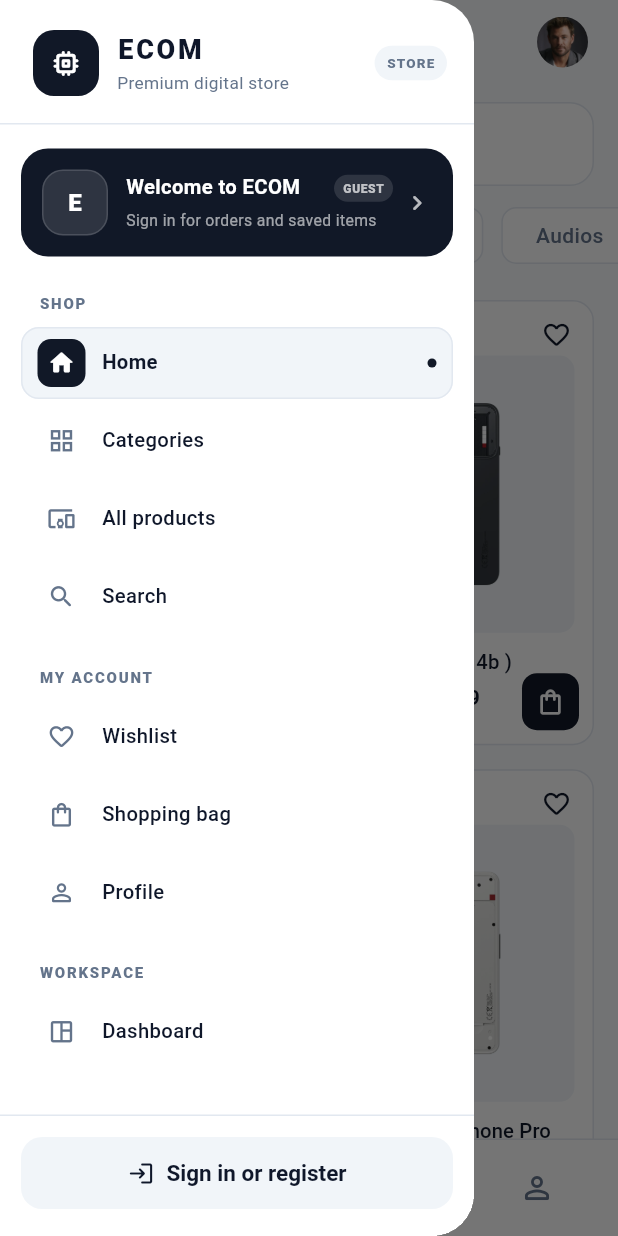
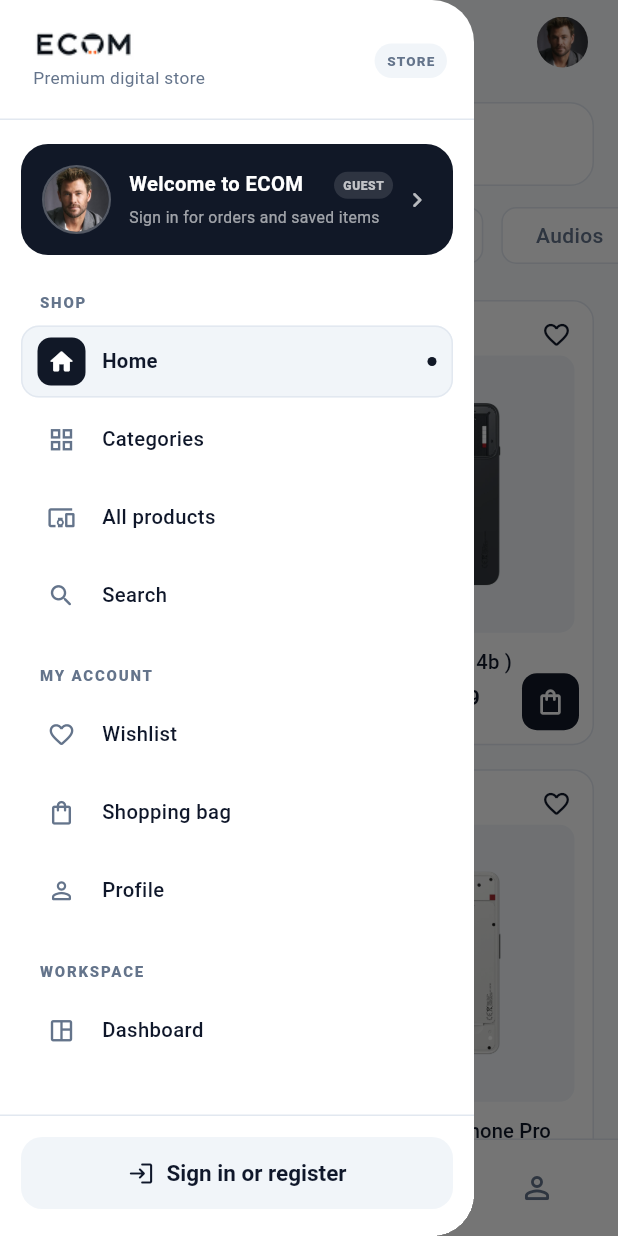
Before and after one commit to Kh1T/ecom_frontend, a Flutter app: the screen it shows after launch, with the side drawer open, on a phone screen of 412 x 824 dp. Run offline on Flutter 3.47's test engine with Material 3 defaults, Android fonts, the phone set to English and light mode, and no system bars; our stand-ins replace dio, flutter_dotenv, get, image_picker, shared_preferences; accounts and stored records are empty; network calls fail.

Commit message:
fix(ui): reuse home branding in sidebar
- replace the generated sidebar mark with the existing ECOM logo
- use the existing home profile avatar in the account card
- retain text fallbacks when either asset cannot load

```diff
--- a/lib/app/widgets/sidebar/sidebar.dart
+++ b/lib/app/widgets/sidebar/sidebar.dart
@@ -131,25 +131,16 @@ class Sidebar extends StatelessWidget {
   Widget _buildBrand() {
     return Row(
       children: [
-        Container(
-          width: 44,
-          height: 44,
-          decoration: BoxDecoration(
-            color: AppColors.primary,
-            borderRadius: BorderRadius.circular(14),
-          ),
-          child: const Icon(
-            Icons.memory_rounded,
-            color: Colors.white,
-            size: 22,
-          ),
-        ),
-        const SizedBox(width: 12),
-        const Expanded(
+        Expanded(
           child: Column(
             crossAxisAlignment: CrossAxisAlignment.start,
             children: [
-              Text(
+              Image.asset(
+                'assets/images/logo.png',
+                height: 20,
+                fit: BoxFit.contain,
+                alignment: Alignment.centerLeft,
+                errorBuilder: (context, error, stackTrace) => const Text(
                   'ECOM',
                   style: TextStyle(
                     fontSize: 18,
@@ -158,8 +149,9 @@ class Sidebar extends StatelessWidget {
                     color: AppColors.textPrimary,
                   ),
                 ),
-              SizedBox(height: 1),
-              Text(
+              ),
+              const SizedBox(height: 4),
+              const Text(
                 'Premium digital store',
                 style: TextStyle(
                   fontSize: 11.5,
@@ -202,6 +194,7 @@ class Sidebar extends StatelessWidget {
         detail: user.email,
         initial: name.isNotEmpty ? name[0].toUpperCase() : 'U',
         badge: user.role.isNotEmpty ? user.role : 'Member',
+        avatarAsset: 'assets/images/avatar.png',
         onTap: () => Get.toNamed(Routes.PROFILE),
       );
     });
@@ -213,6 +206,7 @@ class Sidebar extends StatelessWidget {
       detail: 'Sign in for orders and saved items',
       initial: 'E',
       badge: 'Guest',
+      avatarAsset: 'assets/images/avatar.png',
       onTap: () => Get.toNamed(Routes.AUTHENTICATION),
     );
   }
@@ -274,6 +268,7 @@ class _AccountCard extends StatelessWidget {
     required this.initial,
     required this.badge,
     required this.onTap,
+    this.avatarAsset,
   });
 
   final String name;
@@ -281,6 +276,7 @@ class _AccountCard extends StatelessWidget {
   final String initial;
   final String badge;
   final VoidCallback onTap;
+  final String? avatarAsset;
 
   @override
   Widget build(BuildContext context) {
@@ -295,22 +291,26 @@ class _AccountCard extends StatelessWidget {
           child: Row(
             children: [
               Container(
-                width: 44,
-                height: 44,
-                alignment: Alignment.center,
+                width: 46,
+                height: 46,
                 decoration: BoxDecoration(
+                  shape: BoxShape.circle,
                   color: Colors.white.withValues(alpha: 0.12),
-                  borderRadius: BorderRadius.circular(14),
                   border: Border.all(
-                    color: Colors.white.withValues(alpha: 0.14),
+                    color: Colors.white.withValues(alpha: 0.18),
+                    width: 1.5,
                   ),
                 ),
-                child: Text(
-                  initial,
-                  style: const TextStyle(
-                    color: Colors.white,
-                    fontSize: 16,
-                    fontWeight: FontWeight.w800,
+                child: ClipOval(
+                  child: avatarAsset == null
+                      ? Center(child: _AvatarFallback(initial: initial))
+                      : Image.asset(
+                          avatarAsset!,
+                          width: 46,
+                          height: 46,
+                          fit: BoxFit.cover,
+                          errorBuilder: (context, error, stackTrace) =>
+                              Center(child: _AvatarFallback(initial: initial)),
                         ),
                 ),
               ),
@@ -376,6 +376,24 @@ class _AccountCard extends StatelessWidget {
             ],
           ),
         ),
+      ),
+    );
+  }
+}
+
+class _AvatarFallback extends StatelessWidget {
+  const _AvatarFallback({required this.initial});
+
+  final String initial;
+
+  @override
+  Widget build(BuildContext context) {
+    return Text(
+      initial,
+      style: const TextStyle(
+        color: Colors.white,
+        fontSize: 16,
+        fontWeight: FontWeight.w800,
       ),
     );
   }
```
Lines whose indentation alone changed are shown as unchanged.
